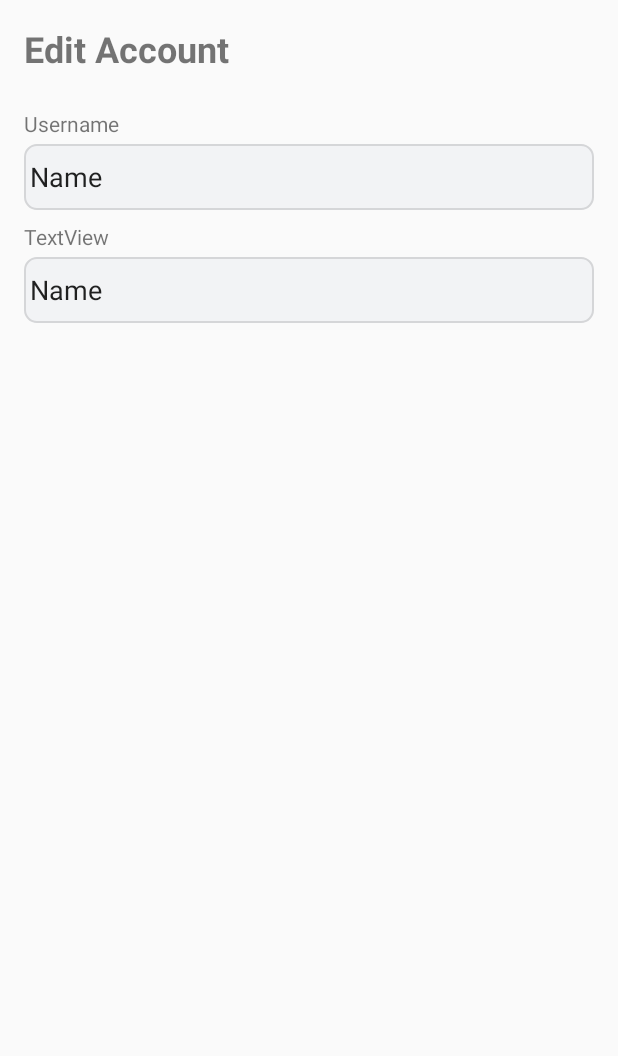
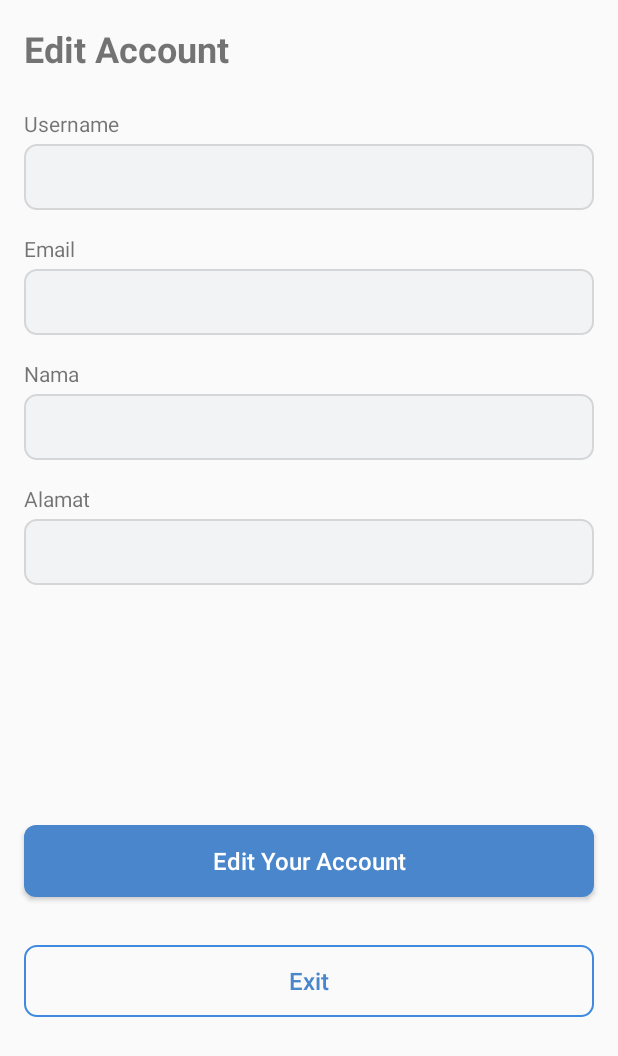
Before and after one commit to davahamka/kawan-lib, an Android app: the EditAccountActivity screen opened directly, with no data from a screen before it, on a phone screen of 412 x 824 dp. Shown: the top 1056 px of the screen. Run offline under Robolectric (Android 15) with nearby library versions, the phone set to English and light mode, and no system bars.

Commit message:
Add Edit Akun Layout

```diff
--- a/app/src/main/java/com/example/smartcityta/datasource/network/ApiService.kt
+++ b/app/src/main/java/com/example/smartcityta/datasource/network/ApiService.kt
@@ -1,10 +1,7 @@
 import com.example.smartcityta.datasource.network.models.AuthResponseItem
 import com.example.smartcityta.datasource.network.models.PerpustakaanResponseItem
 import retrofit2.Call
-import retrofit2.http.Body
-import retrofit2.http.GET
-import retrofit2.http.POST
-import retrofit2.http.Path
+import retrofit2.http.*
 
 interface ApiService {
     @GET("/perpustakaans")
@@ -27,4 +24,10 @@ interface ApiService {
     fun createAuth(
        @Body authResponseItem: AuthResponseItem
     ):Call<AuthResponseItem>
+
+    @PUT("auths/{id}")
+    fun editAuth(
+        @Path("id") id:String,
+        @Body authResponseItem: AuthResponseItem
+    ):Call<AuthResponseItem>
 }
--- a/app/src/main/java/com/example/smartcityta/view/home/account/EditAccountActivity.kt
+++ b/app/src/main/java/com/example/smartcityta/view/home/account/EditAccountActivity.kt
@@ -1,12 +1,42 @@
 package com.example.smartcityta.view.home.account
 
+import android.content.Intent
 import androidx.appcompat.app.AppCompatActivity
 import android.os.Bundle
+import android.util.Log
 import com.example.smartcityta.R
+import com.example.smartcityta.databinding.ActivityEditAccountBinding
+import com.example.smartcityta.view.home.HomeActivity
 
 class EditAccountActivity : AppCompatActivity() {
+
+    private lateinit var binding: ActivityEditAccountBinding
+
     override fun onCreate(savedInstanceState: Bundle?) {
         super.onCreate(savedInstanceState)
-        setContentView(R.layout.activity_edit_account)
+        binding = ActivityEditAccountBinding.inflate(layoutInflater)
+        val view = binding.root
+        setContentView(view)
+
+        binding.buttonExitEdit.setOnClickListener{
+            val moveIntent = Intent(this, HomeActivity::class.java)
+            startActivity(moveIntent)
+        }
+        binding.buttonEditAccount.setOnClickListener{
+            val username = binding.textEditAccountUsername.text.toString()
+            val email = binding.textEditAccountEmail.text.toString()
+            val nama = binding.textEditAccountNama.text.toString()
+            val alamat = binding.textEditAccountAlamat.text.toString()
+            Log.d("CheckEdit", "${username} ${email} ${nama} ${alamat}")
+        }
+
     }
+
+
+
+
+
+
+
+
 }
--- a/app/src/main/res/layout/activity_edit_account.xml
+++ b/app/src/main/res/layout/activity_edit_account.xml
@@ -19,7 +19,7 @@
         app:layout_constraintTop_toTopOf="parent" />
 
     <TextView
-        android:id="@+id/textView14"
+        android:id="@+id/textViewEditUsername"
         android:layout_width="wrap_content"
         android:layout_height="wrap_content"
         android:layout_marginStart="16dp"
@@ -29,7 +29,7 @@
         app:layout_constraintTop_toBottomOf="@+id/textEditAccountTitle" />
 
     <EditText
-        android:id="@+id/editTextTextPersonName"
+        android:id="@+id/textEditAccountUsername"
         android:layout_width="0dp"
         android:layout_height="wrap_content"
         android:layout_marginStart="16dp"
@@ -38,23 +38,22 @@
         android:background="@drawable/edittext_rounded"
         android:ems="10"
         android:inputType="textPersonName"
-        android:text="Name"
         app:layout_constraintEnd_toEndOf="parent"
         app:layout_constraintStart_toStartOf="parent"
-        app:layout_constraintTop_toBottomOf="@+id/textView14" />
+        app:layout_constraintTop_toBottomOf="@+id/textViewEditUsername" />
 
     <TextView
-        android:id="@+id/textView15"
+        android:id="@+id/textViewEditEmail"
         android:layout_width="wrap_content"
         android:layout_height="wrap_content"
         android:layout_marginStart="16dp"
-        android:layout_marginTop="8dp"
-        android:text="TextView"
+        android:layout_marginTop="16dp"
+        android:text="Email"
         app:layout_constraintStart_toStartOf="parent"
-        app:layout_constraintTop_toBottomOf="@+id/editTextTextPersonName" />
+        app:layout_constraintTop_toBottomOf="@+id/textEditAccountUsername" />
 
     <EditText
-        android:id="@+id/editTextTextPersonName2"
+        android:id="@+id/textEditAccountEmail"
         android:layout_width="0dp"
         android:layout_height="wrap_content"
         android:layout_marginStart="16dp"
@@ -63,9 +62,91 @@
         android:background="@drawable/edittext_rounded"
         android:ems="10"
         android:inputType="textPersonName"
-        android:text="Name"
         app:layout_constraintEnd_toEndOf="parent"
         app:layout_constraintStart_toStartOf="parent"
-        app:layout_constraintTop_toBottomOf="@+id/textView15" />
+        app:layout_constraintTop_toBottomOf="@+id/textViewEditEmail" />
+
+    <TextView
+        android:id="@+id/textViewEditNama"
+        android:layout_width="wrap_content"
+        android:layout_height="wrap_content"
+        android:layout_marginStart="16dp"
+        android:layout_marginTop="16dp"
+        android:text="Nama"
+        app:layout_constraintStart_toStartOf="parent"
+        app:layout_constraintTop_toBottomOf="@+id/textEditAccountEmail" />
+
+    <EditText
+        android:id="@+id/textEditAccountNama"
+        android:layout_width="0dp"
+        android:layout_height="wrap_content"
+        android:layout_marginStart="16dp"
+        android:layout_marginTop="4dp"
+        android:layout_marginEnd="16dp"
+        android:background="@drawable/edittext_rounded"
+        android:ems="10"
+        android:inputType="textPersonName"
+        app:layout_constraintEnd_toEndOf="parent"
+        app:layout_constraintStart_toStartOf="parent"
+        app:layout_constraintTop_toBottomOf="@+id/textViewEditNama" />
+
+    <TextView
+        android:id="@+id/textViewEditAlamat"
+        android:layout_width="wrap_content"
+        android:layout_height="wrap_content"
+        android:layout_marginStart="16dp"
+        android:layout_marginTop="16dp"
+        android:text="Alamat"
+        app:layout_constraintStart_toStartOf="parent"
+        app:layout_constraintTop_toBottomOf="@+id/textEditAccountNama" />
+
+    <EditText
+        android:id="@+id/textEditAccountAlamat"
+        android:layout_width="0dp"
+        android:layout_height="wrap_content"
+        android:layout_marginStart="16dp"
+        android:layout_marginTop="4dp"
+        android:layout_marginEnd="16dp"
+        android:background="@drawable/edittext_rounded"
+        android:ems="10"
+        android:inputType="textPersonName"
+        app:layout_constraintEnd_toEndOf="parent"
+        app:layout_constraintStart_toStartOf="parent"
+        app:layout_constraintTop_toBottomOf="@+id/textViewEditAlamat" />
+
+    <Button
+        android:id="@+id/buttonEditAccount"
+        android:layout_width="0dp"
+        android:layout_height="wrap_content"
+        android:layout_marginStart="16dp"
+        android:layout_marginTop="160dp"
+        android:layout_marginEnd="16dp"
+        android:background="@drawable/button_primary"
+        android:text="Edit Your Account"
+        android:textSize="16sp"
+        android:textColor="@color/white"
+        android:textAllCaps="false"
+        app:layout_constraintEnd_toEndOf="parent"
+        app:layout_constraintStart_toStartOf="parent"
+        android:layout_marginBottom="32dp"
+        app:layout_constraintTop_toBottomOf="@+id/textEditAccountAlamat" />
+
+    <Button
+        android:id="@+id/buttonExitEdit"
+        android:layout_width="0dp"
+        android:layout_height="wrap_content"
+        android:layout_marginStart="16dp"
+        android:layout_marginTop="32dp"
+        android:layout_marginEnd="16dp"
+        android:background="@drawable/button_outline"
+        android:text="Exit"
+        android:textSize="16sp"
+        android:textColor="@color/blue_500"
+        android:textAllCaps="false"
+        app:layout_constraintEnd_toEndOf="parent"
+        app:layout_constraintStart_toStartOf="parent"
+        android:layout_marginBottom="32dp"
+        app:layout_constraintTop_toBottomOf="@+id/buttonEditAccount" />
+
 
 </androidx.constraintlayout.widget.ConstraintLayout>
```
